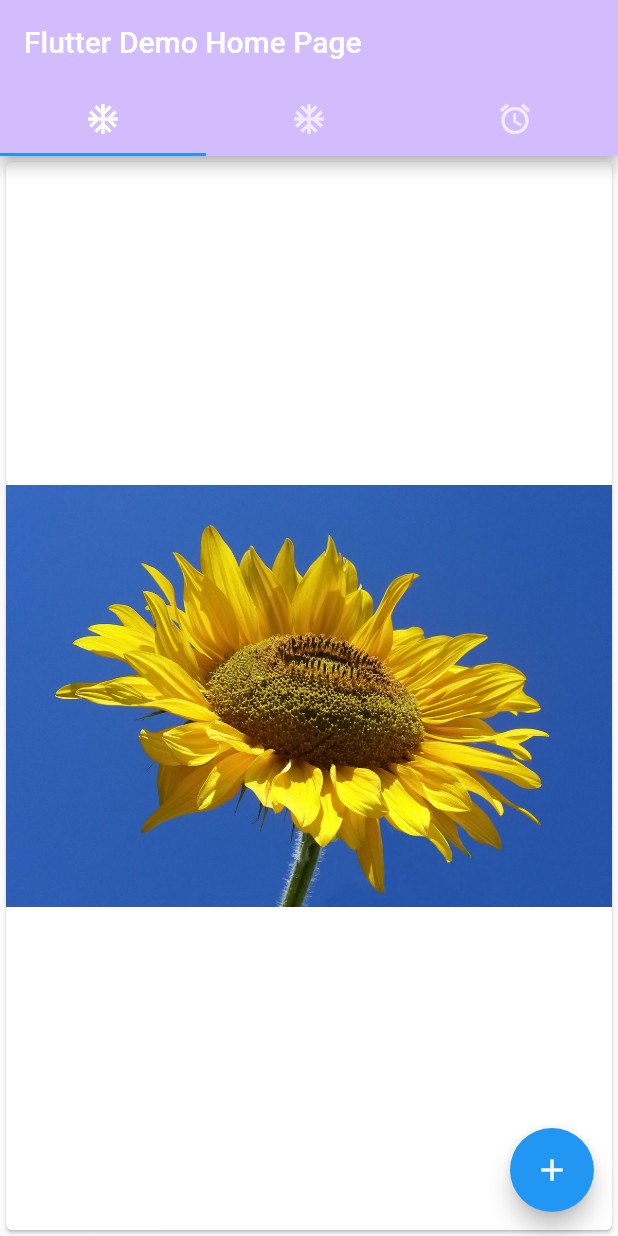
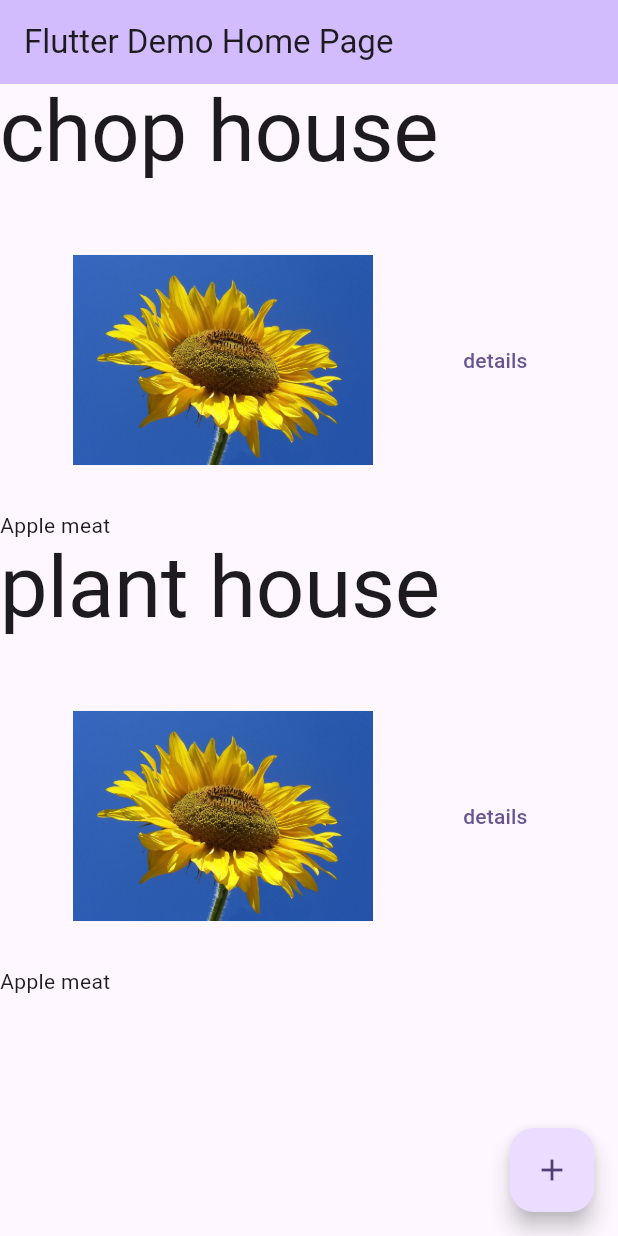
Before and after one commit to fanetech/flutter_three, a Flutter app: the screen it shows after launch, on a phone screen of 412 x 824 dp. Run offline on Flutter 3.47's test engine with Material 2 defaults, Android fonts, the phone set to English and light mode, and no system bars.

```diff
--- a/lib/main.dart
+++ b/lib/main.dart
@@ -1,18 +1,17 @@
+// Copyright (c) 2019, the Dart project authors.  Please see the AUTHORS file
+// for details. All rights reserved. Use of this source code is governed by a
+// BSD-style license that can be found in the LICENSE file.
+
 import 'package:flutter/material.dart';
-import 'package:test_app/widgets/gridViewComponent.dart';
 
-void main() {
-  runApp(const MyApp());
-}
+void main() => runApp(MyApp());
 
 class MyApp extends StatelessWidget {
-  const MyApp({super.key});
-
-  // This widget is the root of your application.
   @override
   Widget build(BuildContext context) {
     return MaterialApp(
       title: 'Flutter Demo',
+      debugShowCheckedModeBanner: false,
       theme: ThemeData(
         colorScheme: ColorScheme.fromSeed(seedColor: Colors.deepPurple),
         useMaterial3: true,
@@ -23,9 +22,12 @@ class MyApp extends StatelessWidget {
 }
 
 class MyHomePage extends StatefulWidget {
-  const MyHomePage({super.key, required this.title});
+  final String title;
 
-  final String title;
+  const MyHomePage({
+    Key? key,
+    required this.title,
+  }) : super(key: key);
 
   @override
   State<MyHomePage> createState() => _MyHomePageState();
@@ -42,108 +44,104 @@ class _MyHomePageState extends State<MyHomePage> {
 
   @override
   Widget build(BuildContext context) {
-    return MaterialApp(
-      home: DefaultTabController(
-        length: 3,
-        child: Scaffold(
+    return Scaffold(
       appBar: AppBar(
         backgroundColor: Theme.of(context).colorScheme.inversePrimary,
         title: Text(widget.title),
-            bottom: const TabBar(tabs: <Widget>[
-              Tab(
-                child: Icon(Icons.ac_unit),
       ),
-              Tab(
-                child: Icon(Icons.ac_unit_sharp),
+      body: Center(
+          child: ListView(
+        children: [
+          Text(
+            'chop house',
+            style: Theme.of(context).textTheme.displayLarge,
           ),
-              Tab(
-                child: Icon(Icons.access_alarm),
+          Padding(padding: EdgeInsets.only(top: 20)),
+          Row(
+            mainAxisAlignment: MainAxisAlignment.spaceEvenly,
+            children: [
+              Image.asset('images/test.jpg', width: 200, height: 200),
+              TextButton(
+                onPressed: () {
+                  var route = MaterialPageRoute(
+                    builder: (BuildContext context) => SecondPage(
+                      val1: 'chop house',
+                      val2: 'images/test.jpg',
                     ),
-            ]),
+                  );
+                  Navigator.of(context).push(route);
+                },
+                child: Text('details'),
               ),
-          body: TabBarView(
-            children: [
-              Card(
-                  child:
-                      Image.asset('images/test.jpg', height: 100, width: 100)),
-              PageView.builder(
-                itemBuilder: (BuildContext buildcontext, int index) =>
-                    PageWidget(pageinfo: pages[index]),
-                itemCount: pages.length,
-              ),
-              Card(
-                  child:
-                      Image.asset('images/test.jpg', height: 100, width: 100)),
             ],
           ),
-          //  const GridViewComponent(),
+          Text('Apple meat'),
+          Text(
+            'plant house',
+            style: Theme.of(context).textTheme.displayLarge,
+          ),
+          Padding(padding: EdgeInsets.only(top: 20)),
+          Row(
+            mainAxisAlignment: MainAxisAlignment.spaceEvenly,
+            children: [
+              Image.asset('images/test.jpg', width: 200, height: 200),
+              TextButton(
+                onPressed: () {
+                  var route = MaterialPageRoute(
+                    builder: (BuildContext context) => SecondPage(
+                      val1: 'plant house',
+                      val2: 'images/test.jpg',
+                    ),
+                  );
+                  Navigator.of(context).push(route);
+                },
+                child: Text('details'),
+              ),
+            ],
+          ),
+          Text('Apple meat')
+        ],
+      )),
       floatingActionButton: FloatingActionButton(
         onPressed: _incrementCounter,
         tooltip: 'Increment',
         child: const Icon(Icons.add),
-          ), // This trailing comma makes auto-formatting nicer for build methods.
+      ),
+    );
+  }
+}
+
+class SecondPage extends StatelessWidget {
+  final val1;
+  final val2;
+  const SecondPage({super.key, this.val1, this.val2});
+
+  @override
+  Widget build(BuildContext context) {
+    return Scaffold(
+      appBar: AppBar(
+        backgroundColor: Colors.green,
+        title: Text('Second Page'),
+      ),
+      body: Center(
+        child: ListView(
+          children: [
+            Text(
+              '$val1',
+              style: Theme.of(context).textTheme.displayLarge,
+            ),
+            Padding(padding: EdgeInsets.only(top: 20)),
+            Row(
+              mainAxisAlignment: MainAxisAlignment.spaceEvenly,
+              children: [
+                Image.asset('$val2', width: 200, height: 200),
+              ],
+            ),
+            Text(
+                'Apple meat lorem ipsum dolor sit amet, consectetur adipiscing elit, sed do eiusmod tempor incididunt ut labore et dolore magna aliqua. Ut enim ad minim veniam, quis nostrud'),
+          ],
         ),
       ),
     );
   }
 }
-
-class Pageinfo {
-  final String title;
-  final String description;
-  final String image;
-
-  Pageinfo(this.title, this.description, this.image);
-}
-
-final List<Pageinfo> pages = [
-  Pageinfo('Page 1', 'This is page 1', 'images/test.jpg'),
-  Pageinfo('Page 2', 'This is page 2', 'images/test.jpg'),
-  Pageinfo('Page 3', 'This is page 3', 'images/test.jpg'),
-  Pageinfo('Page 4', 'This is page 4', 'images/test.jpg'),
-  Pageinfo('Page 5', 'This is page 5', 'images/test.jpg'),
-  Pageinfo('Page 6', 'This is page 6', 'images/test.jpg'),
-  Pageinfo('Page 7', 'This is page 7', 'images/test.jpg'),
-  Pageinfo('Page 8', 'This is page 8', 'images/test.jpg'),
-  Pageinfo('Page 9', 'This is page 9', 'images/test.jpg')
-];
-
-class PageWidget extends StatefulWidget {
-  final Pageinfo pageinfo;
-
-  const PageWidget({super.key, required this.pageinfo});
-
-  @override
-  State<PageWidget> createState() => _PageWidgetState();
-}
-
-class _PageWidgetState extends State<PageWidget> {
-  @override
-  Widget build(BuildContext context) {
-    return Padding(
-      padding: EdgeInsets.all(10),
-      child: ListView(
-        children: [
-          Row(
-            children: [
-              Text(
-                widget.pageinfo.title,
-                style: TextStyle(color: Colors.blue, fontSize: 25),
-              )
-            ],
-          ),
-          SizedBox(height: 10),
-          Image.asset(
-            widget.pageinfo.image,
-            fit: BoxFit.cover,
-          ),
-          SizedBox(height: 10),
-          Text(
-            widget.pageinfo.description,
-            style: TextStyle(color: Colors.blue, fontSize: 25),
-          )
-        ],
-      ),
-    );
-  }
-}
```
Lines whose indentation alone changed are shown as unchanged.
